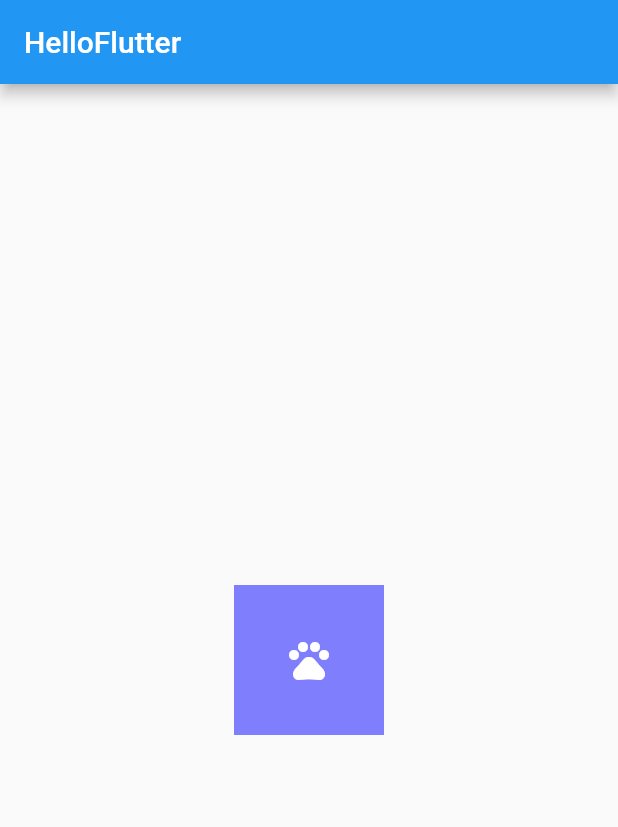
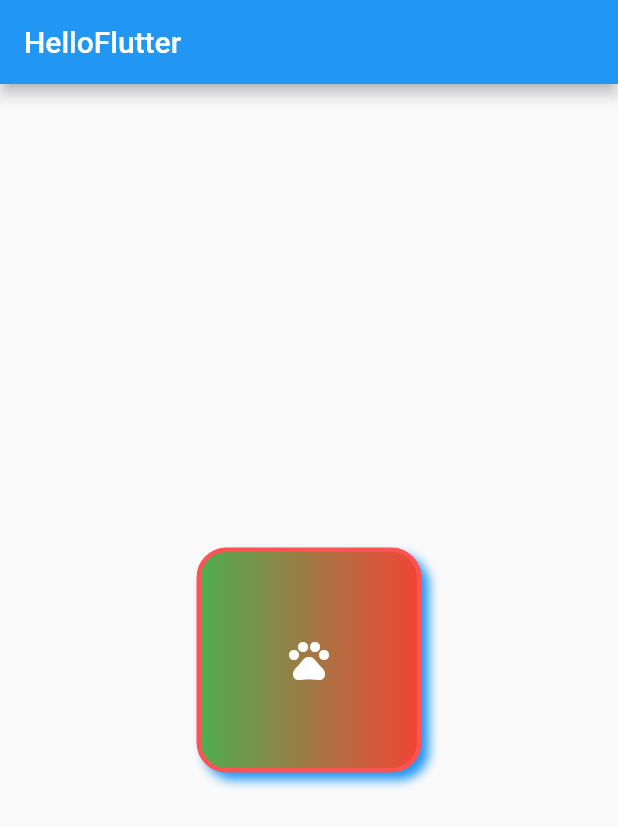
Before and after one commit to maicoder/learnFlutter, a Flutter app: the screen it shows after launch, on a phone screen of 412 x 824 dp. Shown: the top 827 px of the screen. Run offline on Flutter 3.47's test engine with Material 2 defaults, Android fonts, the phone set to English and light mode, and no system bars.

Commit message:
Update main.dart

```diff
--- a/ch02/learn_flutter5/lib/main.dart
+++ b/ch02/learn_flutter5/lib/main.dart
@@ -29,14 +29,46 @@ class MyHomeBody extends StatelessWidget {
   Widget build(BuildContext context) {
     return Center(
       child: Container(
-        color: Color.fromRGBO(3, 3, 255, .5),
-        width: 100,
-        height: 100,
+        width: 150,
+        height: 150,
         child: Icon(Icons.pets, size: 32, color: Colors.white,),
+        decoration: BoxDecoration(
+          color: Colors.amber,
+          border: Border.all(
+            color: Colors.redAccent,
+            width: 3,
+            style: BorderStyle.solid,
+          ),
+          borderRadius: BorderRadius.circular(20),
+          boxShadow: [
+            BoxShadow(
+              offset: Offset(5, 5),
+              color: Colors.blue,
+              blurRadius: 5
+            )
+          ],
+          gradient: LinearGradient(
+              colors: [Colors.green, Colors.red]
+          )
+        ),
       ),
     );
   }
 }
+
+//class ContainerDemo extends StatelessWidget {
+//  @override
+//  Widget build(BuildContext context) {
+//    return Center(
+//      child: Container(
+//        color: Color.fromRGBO(3, 3, 255, .5),
+//        width: 100,
+//        height: 100,
+//        child: Icon(Icons.pets, size: 32, color: Colors.white,),
+//      ),
+//    );
+//  }
+//}
 
 //class PaddingDemo extends StatelessWidget {
 //  @override
```
